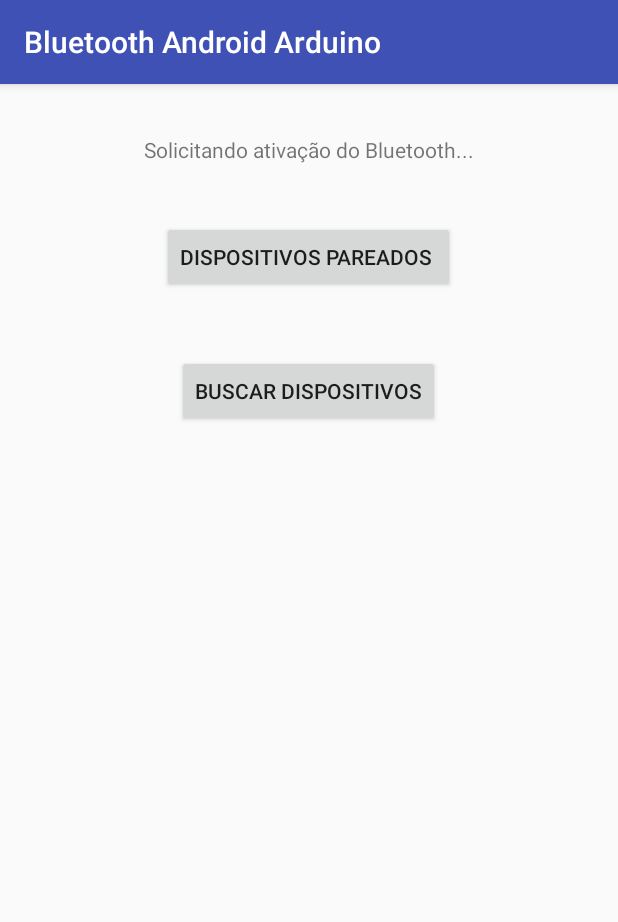
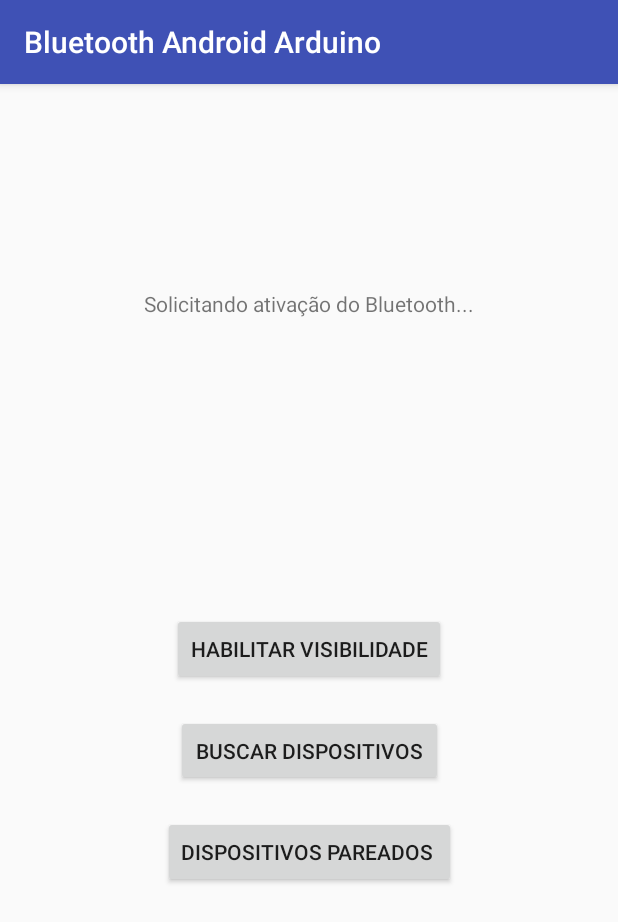
Before and after one commit to naeliofreires/android-bluetooth-arduino, an Android app: the screen it shows after launch (MainActivity), on a phone screen of 412 x 824 dp. Shown: the top 922 px of the screen. Run offline under Robolectric (Android 15) with nearby library versions, the phone set to English and light mode, and no system bars.

Commit message:
Habilitar Visibilidade do Bluetooth

```diff
--- a/app/src/main/java/com/br/ufc/bluetooth_android_arduino/MainActivity.java
+++ b/app/src/main/java/com/br/ufc/bluetooth_android_arduino/MainActivity.java
@@ -21,6 +21,7 @@ public class MainActivity extends AppCompatActivity {
     //
     Button buttonAparelhosPareados;
     Button buttonProcurarDispositivos;
+    Button buttonHabilitarVisibilidade;
 
     @Override
     protected void onCreate(Bundle savedInstanceState) {
@@ -69,6 +70,17 @@ public class MainActivity extends AppCompatActivity {
                 discoverDevices();
             }
         });
+
+        /**
+         * HABILITAR VISIBILIDADE DO BLUETOOTH*/
+        this.buttonHabilitarVisibilidade = findViewById(R.id.buttonHabilitarVisibilidade);
+
+        this.buttonHabilitarVisibilidade.setOnClickListener(new View.OnClickListener() {
+            @Override
+            public void onClick(View view) {
+                enableVisibility();
+            }
+        });
     }
 
     // feedback para o informar que o bluetooth foi ativado ou não
@@ -111,5 +123,13 @@ public class MainActivity extends AppCompatActivity {
         startActivityForResult(searchPairedDevicesIntent, SELECT_DISCOVERED_DEVICE);
     }
 
+    /**
+     * HABILITAR VISIBILIDADE*/
+    public void enableVisibility() {
+        Intent discoverableIntent = new Intent(BluetoothAdapter.ACTION_REQUEST_DISCOVERABLE);
+        discoverableIntent.putExtra(BluetoothAdapter.EXTRA_DISCOVERABLE_DURATION, 30);
+        startActivity(discoverableIntent);
+    }
+
 
 }
--- a/app/src/main/res/layout/activity_main.xml
+++ b/app/src/main/res/layout/activity_main.xml
@@ -1,5 +1,5 @@
 <?xml version="1.0" encoding="utf-8"?>
-<RelativeLayout xmlns:android="http://schemas.android.com/apk/res/android"
+<android.support.constraint.ConstraintLayout xmlns:android="http://schemas.android.com/apk/res/android"
     xmlns:app="http://schemas.android.com/apk/res-auto"
     xmlns:tools="http://schemas.android.com/tools"
     android:layout_width="match_parent"
@@ -12,30 +12,62 @@
         android:layout_height="wrap_content"
         android:layout_alignParentTop="true"
         android:layout_centerHorizontal="true"
+        android:layout_marginBottom="8dp"
         android:layout_marginTop="34dp"
         android:text="@string/statusMensagem"
-        app:layout_constraintBottom_toBottomOf="parent"
+        app:layout_constraintBottom_toTopOf="@+id/buttonHabilitarVisibilidade"
         app:layout_constraintLeft_toLeftOf="parent"
         app:layout_constraintRight_toRightOf="parent"
-        app:layout_constraintTop_toTopOf="parent" />
+        app:layout_constraintTop_toTopOf="parent"
+        app:layout_constraintVertical_bias="0.352" />
 
     <Button
         android:id="@+id/buttonDispositivosPareados"
         android:layout_width="wrap_content"
         android:layout_height="wrap_content"
-        android:layout_below="@+id/statusMensagem"
         android:layout_centerHorizontal="true"
-        android:layout_marginTop="38dp"
-        android:text="Dispositivos Pareados " />
+        android:layout_centerVertical="true"
+        android:layout_marginBottom="232dp"
+        android:layout_marginEnd="8dp"
+        android:layout_marginStart="8dp"
+        android:text="Dispositivos Pareados "
+        app:layout_constraintBottom_toBottomOf="parent"
+        app:layout_constraintEnd_toEndOf="parent"
+        app:layout_constraintStart_toStartOf="parent" />
 
     <Button
         android:id="@+id/buttonProcurarDispositivos"
+        android:layout_width="178dp"
+        android:layout_height="47dp"
+        android:layout_alignBottom="@+id/buttonDispositivosPareados"
+        android:layout_alignEnd="@+id/buttonDispositivosPareados"
+        android:layout_alignLeft="@+id/buttonDispositivosPareados"
+        android:layout_alignRight="@+id/buttonDispositivosPareados"
+        android:layout_alignStart="@+id/buttonDispositivosPareados"
+        android:layout_marginBottom="20dp"
+        android:layout_marginEnd="8dp"
+        android:layout_marginStart="8dp"
+        android:text="Buscar Dispositivos"
+        app:layout_constraintBottom_toTopOf="@+id/buttonDispositivosPareados"
+        app:layout_constraintEnd_toEndOf="parent"
+        app:layout_constraintStart_toStartOf="parent" />
+
+    <Button
+        android:id="@+id/buttonHabilitarVisibilidade"
         android:layout_width="wrap_content"
         android:layout_height="wrap_content"
-        android:layout_below="@+id/buttonDispositivosPareados"
-        android:layout_centerHorizontal="true"
-        android:layout_marginTop="41dp"
-        android:text="Buscar Dispositivos" />
+        android:layout_alignLeft="@+id/buttonProcurarDispositivos"
+        android:layout_alignParentEnd="true"
+        android:layout_alignParentRight="true"
+        android:layout_alignStart="@+id/buttonProcurarDispositivos"
+        android:layout_below="@+id/statusMensagem"
+        android:layout_marginBottom="20dp"
+        android:layout_marginEnd="8dp"
+        android:layout_marginStart="8dp"
+        android:text="Habilitar Visibilidade"
+        app:layout_constraintBottom_toTopOf="@+id/buttonProcurarDispositivos"
+        app:layout_constraintEnd_toEndOf="parent"
+        app:layout_constraintStart_toStartOf="parent" />
 
 
-</RelativeLayout>
+</android.support.constraint.ConstraintLayout>
--- a/app/src/main/res/values/strings.xml
+++ b/app/src/main/res/values/strings.xml
@@ -1,4 +1,4 @@
 <resources>
     <string name="app_name">Bluetooth Android Arduino</string>
-    <string name="statusMensagem">Olá</string>
+    <string name="statusMensagem">Desenvolvimento...</string>
 </resources>
```
